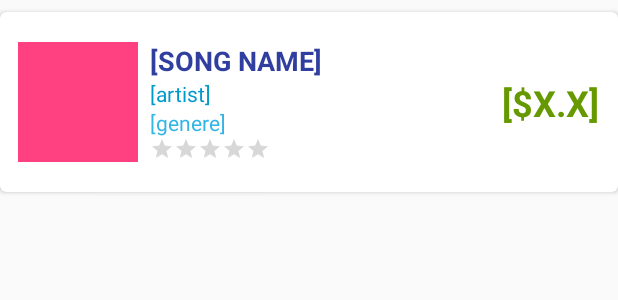
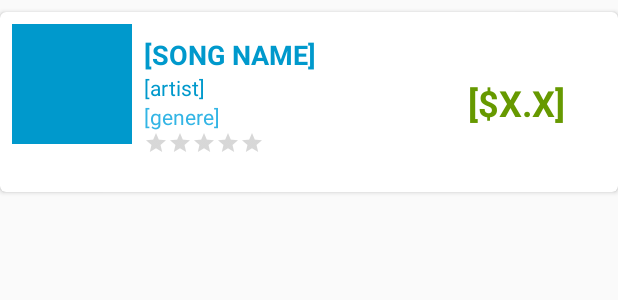
Before and after one commit to meori20/androidMockApp, an Android app: the layout item_list.xml on its own in the app's theme, with its tools: preview values and no code run, on a phone screen of 412 x 824 dp. Shown: the top 300 px of the screen. Run offline under Robolectric (Android 15) with nearby library versions, the phone set to English and light mode, and no system bars.

Commit message:
fix layouts and bindings

```diff
--- a/app/src/main/java/com/dev/android/mta/androiduserauthentication/Activities/ItemsMenu.java
+++ b/app/src/main/java/com/dev/android/mta/androiduserauthentication/Activities/ItemsMenu.java
@@ -104,6 +104,8 @@ public class ItemsMenu extends AppCompatActivity {
 
         mAllItemsRef = FirebaseDatabase.getInstance().getReference("Songs");
 
+
+
         mAllItemsRef.addChildEventListener(new ChildEventListener() {
             @Override
             public void onChildAdded(DataSnapshot snapshot, String previousChildName) {
@@ -124,7 +126,7 @@ public class ItemsMenu extends AppCompatActivity {
 
             @Override
             public void onChildChanged(DataSnapshot dataSnapshot, String s) {
-
+                updateSongsList(dataSnapshot);
             }
 
             @Override
--- a/app/src/main/java/com/dev/android/mta/androiduserauthentication/Activities/MainActivity.java
+++ b/app/src/main/java/com/dev/android/mta/androiduserauthentication/Activities/MainActivity.java
@@ -13,8 +13,8 @@ import android.widget.Toast;
 import com.dev.android.mta.androiduserauthentication.R;
 import com.dev.android.mta.androiduserauthentication.constans.AuthenticationMethodConstatns;
 import com.dev.android.mta.androiduserauthentication.implementaion.AuthenticationMethodFactory;
-import Model.FacebookLogin;
-import Model.GoogleLogin;
+import com.dev.android.mta.androiduserauthentication.implementaion.FacebookLogin;
+import com.dev.android.mta.androiduserauthentication.implementaion.GoogleLogin;
 import com.dev.android.mta.androiduserauthentication.interfaces.IEmailAndPasswordAuthentication;
 import com.dev.android.mta.androiduserauthentication.interfaces.IExternalApiLogin;
 import com.google.android.gms.tasks.OnCompleteListener;
--- a/app/src/main/java/Model/FacebookLogin.java
+++ b/app/src/main/java/com/dev/android/mta/androiduserauthentication/implementaion/FacebookLogin.java
@@ -1,4 +1,4 @@
-package Model;
+package com.dev.android.mta.androiduserauthentication.implementaion;
 
 
 import android.content.Intent;
@@ -8,7 +8,6 @@ import android.support.v7.app.AppCompatActivity;
 import android.widget.Toast;
 
 import com.dev.android.mta.androiduserauthentication.R;
-import com.dev.android.mta.androiduserauthentication.implementaion.AuthenticationMethod;
 import com.dev.android.mta.androiduserauthentication.interfaces.IExternalApiLogin;
 import com.facebook.AccessToken;
 import com.facebook.CallbackManager;
--- a/app/src/main/java/Model/GoogleLogin.java
+++ b/app/src/main/java/com/dev/android/mta/androiduserauthentication/implementaion/GoogleLogin.java
@@ -1,4 +1,4 @@
-package Model;
+package com.dev.android.mta.androiduserauthentication.implementaion;
 
 import android.content.Intent;
 import android.os.Parcelable;
@@ -9,7 +9,6 @@ import android.view.View;
 import android.widget.Toast;
 
 import com.dev.android.mta.androiduserauthentication.R;
-import com.dev.android.mta.androiduserauthentication.implementaion.AuthenticationMethod;
 import com.dev.android.mta.androiduserauthentication.interfaces.IExternalApiLogin;
 import com.google.android.gms.auth.api.Auth;
 import com.google.android.gms.auth.api.signin.GoogleSignIn;
--- a/app/src/main/res/layout/item_list.xml
+++ b/app/src/main/res/layout/item_list.xml
@@ -1,7 +1,6 @@
 <LinearLayout xmlns:android="http://schemas.android.com/apk/res/android"
     xmlns:app="http://schemas.android.com/apk/res-auto"
     xmlns:card_view="http://schemas.android.com/apk/res-auto"
-    xmlns:tools="http://schemas.android.com/tools"
     android:layout_width="match_parent"
     android:layout_height="wrap_content"
     android:orientation="vertical">
@@ -14,13 +13,12 @@
         android:layout_marginBottom="8dp"
         android:layout_marginTop="8dp"
         android:elevation="16dp"
+        android:foregroundGravity="center"
         card_view:cardCornerRadius="4dp">
 
-        <android.support.constraint.ConstraintLayout
+        <LinearLayout
             android:layout_width="match_parent"
-            android:layout_height="match_parent"
-            android:orientation="vertical"
-            android:padding="4dp">
+            android:layout_height="match_parent">
 
             <ImageView
                 android:id="@+id/song_thumb_image"
@@ -29,10 +27,13 @@
                 android:layout_marginBottom="8dp"
                 android:layout_marginStart="8dp"
                 android:layout_marginTop="8dp"
-                android:src="@color/colorAccent"
-                card_view:layout_constraintBottom_toBottomOf="parent"
-                card_view:layout_constraintStart_toStartOf="parent"
-                card_view:layout_constraintTop_toTopOf="parent" />
+                android:src="@android:color/holo_blue_dark"
+                />
+
+            <LinearLayout
+                android:layout_width="wrap_content"
+                android:layout_height="wrap_content"
+                android:orientation="vertical">
 
                 <TextView
                     android:id="@+id/song_name"
@@ -41,11 +42,10 @@
                     android:layout_marginStart="8dp"
                     android:layout_marginTop="16dp"
                     android:text="[SONG NAME]"
-                android:textColor="@color/colorPrimaryDark"
+                    android:textColor="@android:color/holo_blue_dark"
                     android:textSize="18sp"
                     android:textStyle="bold"
-                card_view:layout_constraintStart_toEndOf="@+id/song_thumb_image"
-                card_view:layout_constraintTop_toTopOf="parent" />
+                    />
 
                 <TextView
                     android:id="@+id/song_reviewer_mail"
@@ -80,19 +80,22 @@
                     card_view:layout_constraintStart_toEndOf="@+id/song_thumb_image"
                     card_view:layout_constraintTop_toBottomOf="@+id/song_genre" />
 
+
+            </LinearLayout>
+
             <TextView
                 android:id="@+id/song_price"
                 android:layout_width="66dp"
                 android:layout_height="32dp"
-                android:layout_marginEnd="8dp"
+                android:layout_gravity="center"
                 android:text="[$X.X]"
                 android:textAlignment="center"
                 android:textColor="@android:color/holo_green_dark"
                 android:textSize="24sp"
                 android:textStyle="bold"
-                app:layout_constraintBottom_toBottomOf="parent"
-                app:layout_constraintTop_toTopOf="parent"
-                card_view:layout_constraintEnd_toEndOf="parent" />
+                android:layout_marginLeft="100dp"
+
+                />
 
             <TextView
                 android:id="@+id/song_review_count"
@@ -103,6 +106,6 @@
                 app:layout_constraintBottom_toBottomOf="parent"
                 card_view:layout_constraintStart_toEndOf="@+id/song_rating" />
 
-        </android.support.constraint.ConstraintLayout>
+        </LinearLayout>
     </android.support.v7.widget.CardView>
 </LinearLayout>
```
Also changed, not shown: app/src/main/java/com/dev/android/mta/androiduserauthentication/implementaion/ItemAdapter.java (+18 -4 lines), app/src/main/res/layout/activity_items_menu.xml (+63 -109 lines). Lines whose indentation alone changed are shown as unchanged.
